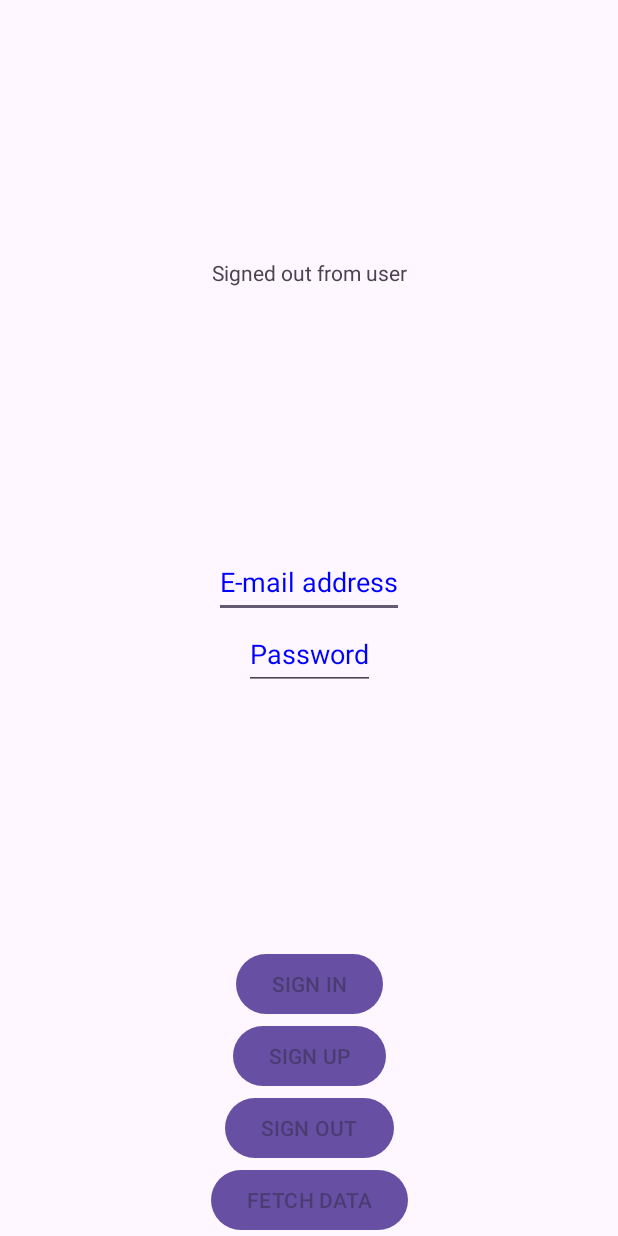
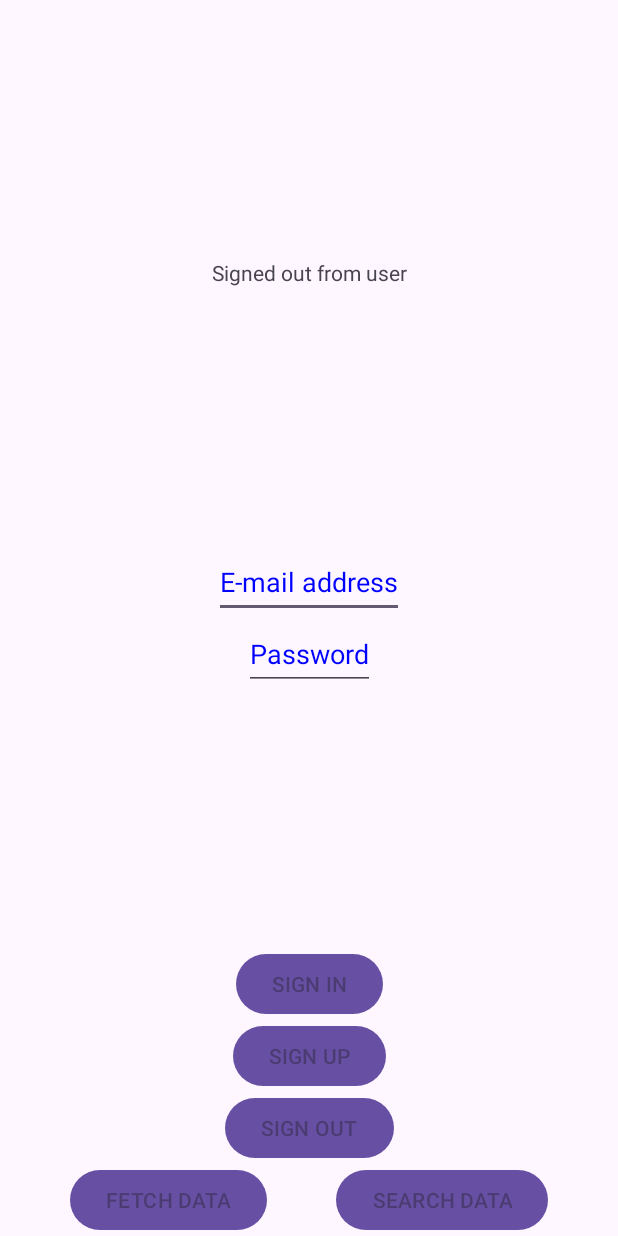
Before and after one commit to GiusCat/LangSupport, an Android app: the screen it shows after launch (MainActivity), on a phone screen of 412 x 824 dp. Run offline under Robolectric (Android 15) with nearby library versions, the phone set to English and light mode, and no system bars; our stand-ins replace Firebase (no records; nobody signed in at launch, a user with empty details on screens opened directly).

Commit message:
Fixes in preparation of query and search system

```diff
--- a/app/src/main/java/org/progmob/langsupport/DataActivity.kt
+++ b/app/src/main/java/org/progmob/langsupport/DataActivity.kt
@@ -41,8 +41,9 @@ class DataActivity : AppCompatActivity() {
             return null
         }
 
+        // TODO: dynamic language selection
         val lang = repository.fb.firestore.collection("languages").document("de")
-        val newWord = WordData( word, trans, lang, info)
+        val newWord = WordData( word, listOf(trans), lang, info)
 
         repository.setNewWord(newWord)
         return newWord
--- a/app/src/main/res/layout/activity_main.xml
+++ b/app/src/main/res/layout/activity_main.xml
@@ -97,8 +97,19 @@
             android:layout_height="wrap_content"
             android:hint="FETCH DATA"
             app:layout_constraintBottom_toBottomOf="parent"
-            app:layout_constraintEnd_toEndOf="parent"
-            app:layout_constraintStart_toStartOf="parent" />
+            app:layout_constraintStart_toStartOf="parent"
+            app:layout_constraintEnd_toStartOf="@id/search"/>
+
+        <Button
+            android:id="@+id/search"
+            android:layout_width="wrap_content"
+            android:layout_height="wrap_content"
+            android:hint="SEARCH DATA"
+            app:layout_constraintBottom_toBottomOf="parent"
+            app:layout_constraintStart_toEndOf="@id/fetch"
+            app:layout_constraintEnd_toEndOf="parent" />
+
+
     </androidx.constraintlayout.widget.ConstraintLayout>
 
 
```
Also changed, not shown: app/src/main/java/org/progmob/langsupport/MainActivity.kt (+5 -2 lines), app/src/main/java/org/progmob/langsupport/model/WordData.kt (+9 -6 lines).
